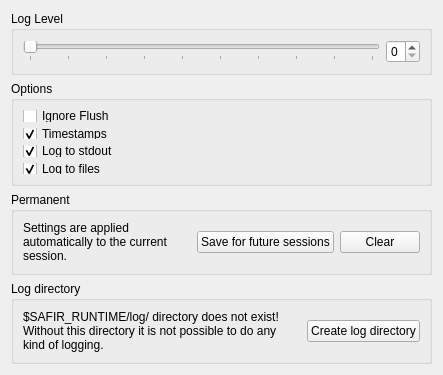
The window that src/dose/dose_dobexplorer.ss/src/loggingsettings.ui (SafirSDK/safir-sdk-core) describes before a commit, drawn with Qt 5.
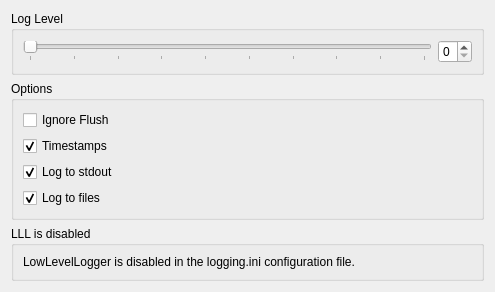
The same window after the commit.

Commit message: update dobexplorer logging settings to new lll

Diff of the .ui file:
```diff
--- a/src/dose/dose_dobexplorer.ss/src/loggingsettings.ui
+++ b/src/dose/dose_dobexplorer.ss/src/loggingsettings.ui
@@ -6,8 +6,8 @@
    <rect>
     <x>0</x>
     <y>0</y>
-    <width>443</width>
-    <height>349</height>
+    <width>495</width>
+    <height>284</height>
    </rect>
   </property>
   <property name="windowTitle">
@@ -122,98 +122,16 @@
       <string>All options are applied only to the current session, until they are explicitly saved.</string>
      </property>
      <property name="title">
-      <string>Permanent</string>
+      <string>LLL is disabled</string>
      </property>
      <layout class="QHBoxLayout" name="horizontalLayout_2">
       <item>
        <widget class="QLabel" name="label">
         <property name="text">
-         <string>Settings are applied automatically to the current session.</string>
+         <string>LowLevelLogger is disabled in the logging.ini configuration file.</string>
         </property>
-        <property name="textFormat">
-         <enum>Qt::PlainText</enum>
-        </property>
         <property name="wordWrap">
          <bool>true</bool>
-        </property>
-       </widget>
-      </item>
-      <item>
-       <spacer name="horizontalSpacer">
-        <property name="orientation">
-         <enum>Qt::Horizontal</enum>
-        </property>
-        <property name="sizeHint" stdset="0">
-         <size>
-          <width>40</width>
-          <height>20</height>
-         </size>
-        </property>
-       </spacer>
-      </item>
-      <item>
-       <widget class="QPushButton" name="save">
-        <property name="toolTip">
-         <string>Turn logging on permanently, by writing options to disk.</string>
-        </property>
-        <property name="text">
-         <string>Save for future sessions</string>
-        </property>
-       </widget>
-      </item>
-      <item>
-       <widget class="QPushButton" name="clear">
-        <property name="toolTip">
-         <string>Clear permanent options (does not turn logging off for current session).&quot;</string>
-        </property>
-        <property name="text">
-         <string>Clear</string>
-        </property>
-       </widget>
-      </item>
-     </layout>
-    </widget>
-   </item>
-   <item>
-    <widget class="QGroupBox" name="dirGroup">
-     <property name="title">
-      <string>Log directory</string>
-     </property>
-     <layout class="QHBoxLayout" name="horizontalLayout_3" stretch="3,0,1">
-      <item>
-       <widget class="QLabel" name="label_2">
-        <property name="text">
-         <string>$SAFIR_RUNTIME/log/ directory does not exist!
-Without this directory it is not possible to do any kind of logging.</string>
-        </property>
-        <property name="textFormat">
-         <enum>Qt::PlainText</enum>
-        </property>
-        <property name="wordWrap">
-         <bool>true</bool>
-        </property>
-       </widget>
-      </item>
-      <item>
-       <spacer name="horizontalSpacer_2">
-        <property name="orientation">
-         <enum>Qt::Horizontal</enum>
-        </property>
-        <property name="sizeHint" stdset="0">
-         <size>
-          <width>0</width>
-          <height>0</height>
-         </size>
-        </property>
-       </spacer>
-      </item>
-      <item>
-       <widget class="QPushButton" name="createLogdir">
-        <property name="toolTip">
-         <string>Create the $SAFIR_RUNTIME/log directory.</string>
-        </property>
-        <property name="text">
-         <string>Create log directory</string>
         </property>
        </widget>
       </item>
```
Left out of the diff: 5 changed lines with no effect on the pictures. The commit also changes 2 other files.
